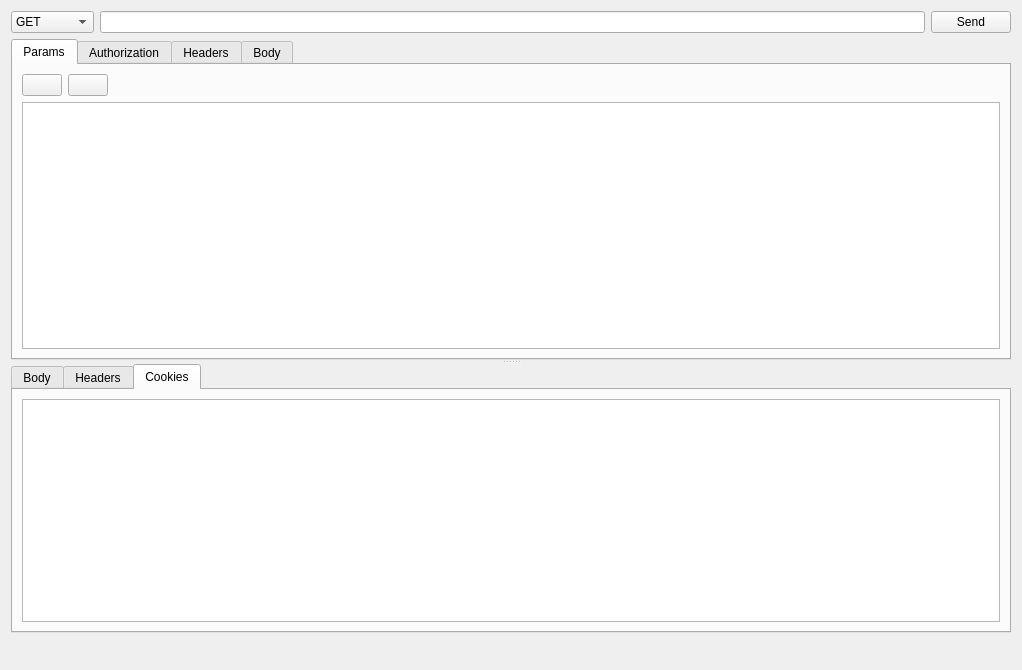
Old version of the form queryform.ui in the repository apogza/RestyCage.
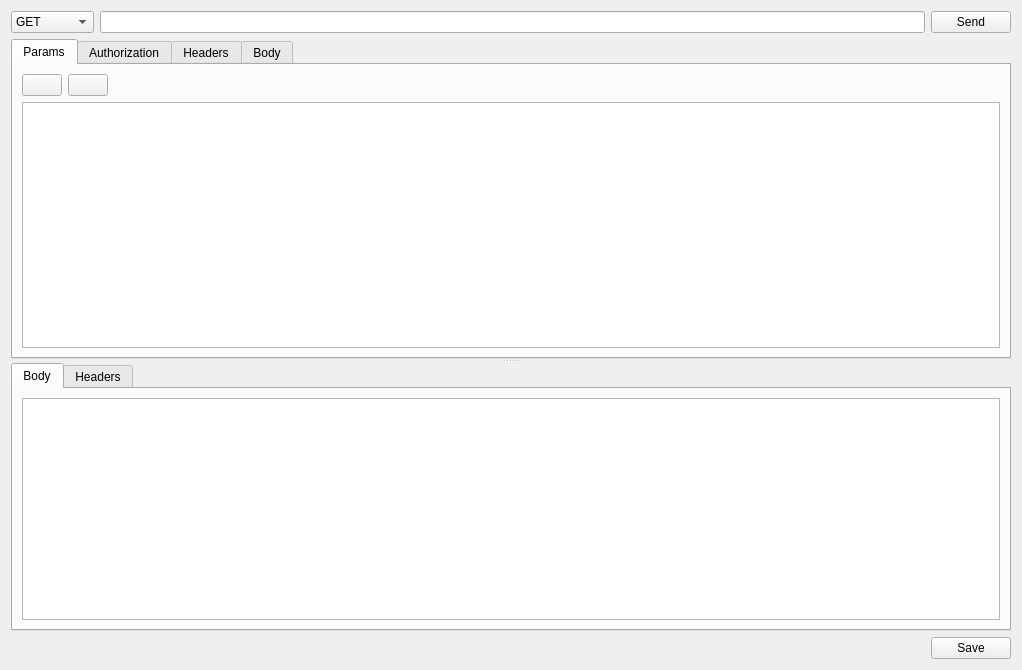
New version of the form. The open tabs and pages were chosen to show the change. Icons and pictures are not drawn.

Commit message: Add save buttons for queries and envs. Start json serialization logic.

The edit to the form file:
```diff
--- a/queryform.ui
+++ b/queryform.ui
@@ -130,7 +130,7 @@
            <bool>false</bool>
           </attribute>
           <attribute name="horizontalHeaderDefaultSectionSize">
-           <number>300</number>
+           <number>150</number>
           </attribute>
           <attribute name="horizontalHeaderHighlightSections">
            <bool>false</bool>
@@ -750,16 +750,6 @@
         </item>
        </layout>
       </widget>
-      <widget class="QWidget" name="respCookiesTab">
-       <attribute name="title">
-        <string>Cookies</string>
-       </attribute>
-       <layout class="QGridLayout" name="gridLayout_7">
-        <item row="0" column="0">
-         <widget class="QTableWidget" name="respCookiesTableWidget"/>
-        </item>
-       </layout>
-      </widget>
      </widget>
     </widget>
    </item>
@@ -802,6 +792,13 @@
        </property>
       </spacer>
      </item>
+     <item>
+      <widget class="QPushButton" name="saveQueryBtn">
+       <property name="text">
+        <string>Save</string>
+       </property>
+      </widget>
+     </item>
     </layout>
    </item>
   </layout>
```
Left out of the diff: 2 changed lines with no effect on the pictures. The commit also changes 11 other files.
